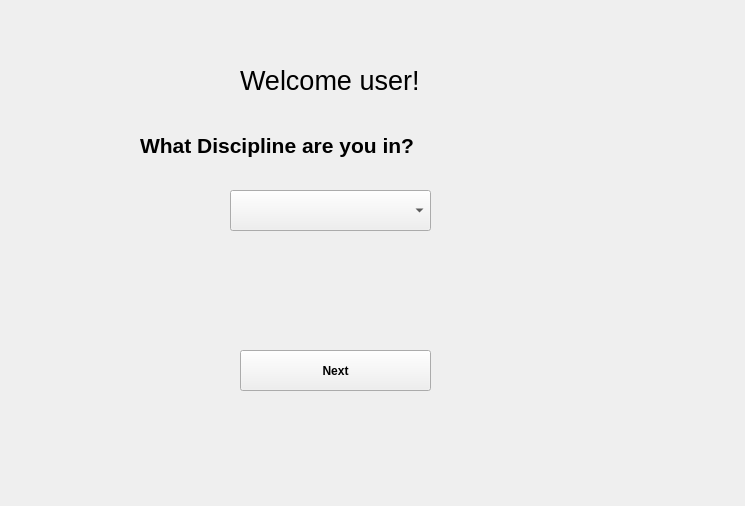
Above: 320projectGUI/screen2.ui from jesslelu/320GroupProject before the change. Below: the same form after it.
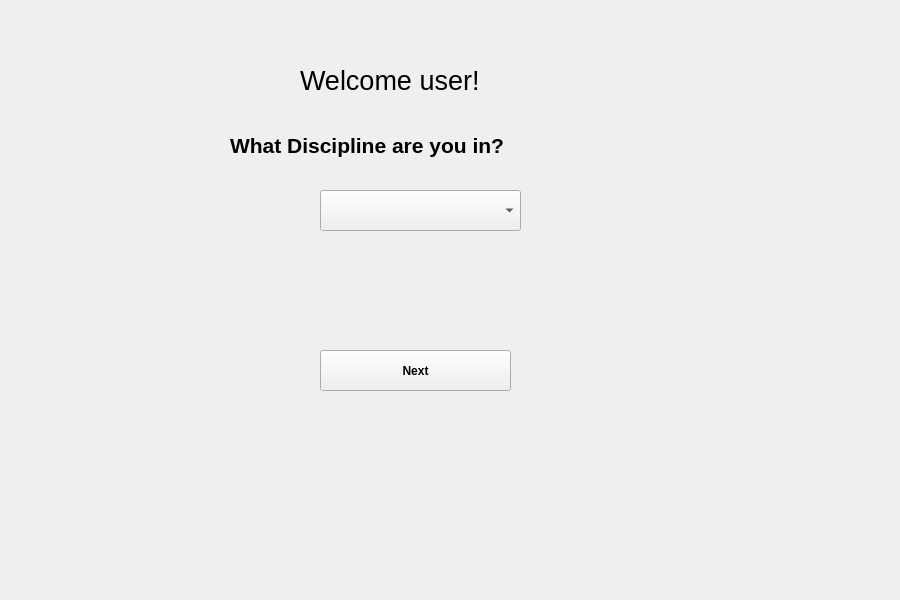
That is the form after the change.

What changed in the file:
```diff
--- a/320projectGUI/screen2.ui
+++ b/320projectGUI/screen2.ui
@@ -6,8 +6,8 @@
    <rect>
     <x>0</x>
     <y>0</y>
-    <width>745</width>
-    <height>506</height>
+    <width>900</width>
+    <height>600</height>
    </rect>
   </property>
   <property name="windowTitle">
@@ -16,9 +16,9 @@
   <widget class="QLabel" name="label">
    <property name="geometry">
     <rect>
-     <x>240</x>
+     <x>300</x>
      <y>50</y>
-     <width>191</width>
+     <width>261</width>
      <height>61</height>
     </rect>
    </property>
@@ -34,7 +34,7 @@
   <widget class="QLabel" name="label_3">
    <property name="geometry">
     <rect>
-     <x>140</x>
+     <x>230</x>
      <y>110</y>
      <width>411</width>
      <height>71</height>
@@ -54,7 +54,7 @@
   <widget class="QPushButton" name="nextBtn">
    <property name="geometry">
     <rect>
-     <x>240</x>
+     <x>320</x>
      <y>350</y>
      <width>191</width>
      <height>41</height>
@@ -73,7 +73,7 @@
   <widget class="QComboBox" name="comboBox">
    <property name="geometry">
     <rect>
-     <x>230</x>
+     <x>320</x>
      <y>190</y>
      <width>201</width>
      <height>41</height>
```
